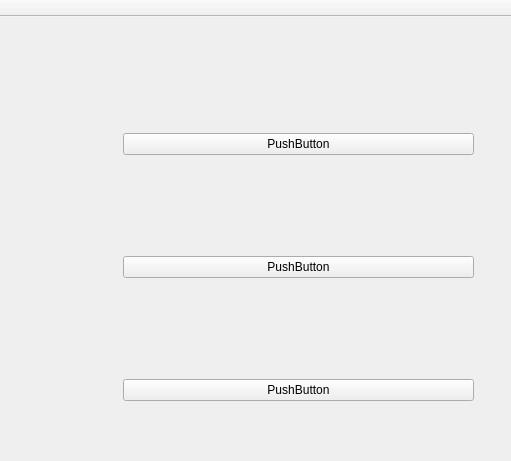
MathisHammel/AsmlHackathon, file gui/asml/mainwindow.ui: the form before one commit; both pictures show x 276 to 787 and y 0 to 461 of the 787 by 556 pixel window.
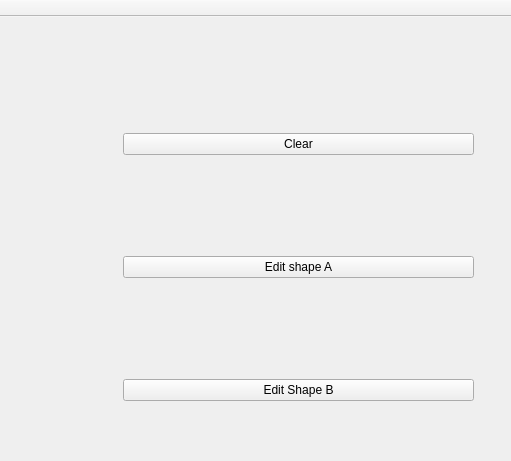
The form after the commit. Custom widgets are drawn as their Qt base class.

The edit to the form file:
```diff
--- a/gui/asml/mainwindow.ui
+++ b/gui/asml/mainwindow.ui
@@ -32,21 +32,21 @@
        <item row="2" column="0">
         <widget class="QPushButton" name="pushButton_2">
          <property name="text">
-          <string>PushButton</string>
+          <string>Edit Shape B</string>
          </property>
         </widget>
        </item>
        <item row="0" column="0">
         <widget class="QPushButton" name="pushButton_3">
          <property name="text">
-          <string>PushButton</string>
+          <string>Clear</string>
          </property>
         </widget>
        </item>
        <item row="1" column="0">
         <widget class="QPushButton" name="pushButton">
          <property name="text">
-          <string>PushButton</string>
+          <string>Edit shape A</string>
          </property>
         </widget>
        </item>
```
Left out of the diff: 6 changed lines with no effect on the pictures.
